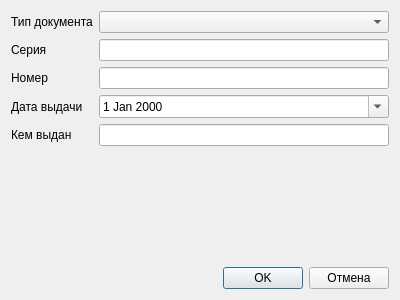
First picture: the form in src/patients/documenteditdialog.ui, repository megakoko/m-system, before the edit.
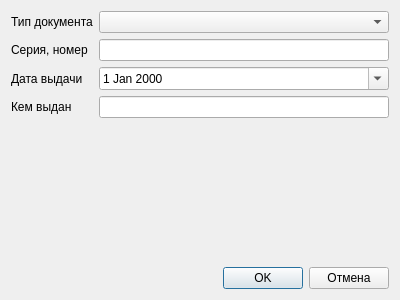
Second picture: the form after the edit.

Patch:
```diff
--- a/src/patients/documenteditdialog.ui
+++ b/src/patients/documenteditdialog.ui
@@ -16,6 +16,9 @@
   <layout class="QVBoxLayout" name="verticalLayout">
    <item>
     <layout class="QFormLayout" name="formLayout">
+     <property name="fieldGrowthPolicy">
+      <enum>QFormLayout::AllNonFixedFieldsGrow</enum>
+     </property>
      <item row="0" column="0">
       <widget class="QLabel" name="label">
        <property name="text">
@@ -29,7 +32,7 @@
      <item row="1" column="0">
       <widget class="QLabel" name="label_2">
        <property name="text">
-        <string>Серия</string>
+        <string>Серия, номер</string>
        </property>
       </widget>
      </item>
@@ -37,33 +40,13 @@
       <widget class="QLineEdit" name="m_serialNumber"/>
      </item>
      <item row="2" column="0">
-      <widget class="QLabel" name="label_3">
-       <property name="text">
-        <string>Номер</string>
-       </property>
-      </widget>
-     </item>
-     <item row="2" column="1">
-      <widget class="QLineEdit" name="m_number"/>
-     </item>
-     <item row="3" column="0">
       <widget class="QLabel" name="label_4">
        <property name="text">
         <string>Дата выдачи</string>
        </property>
       </widget>
      </item>
-     <item row="4" column="0">
-      <widget class="QLabel" name="label_5">
-       <property name="text">
-        <string>Кем выдан</string>
-       </property>
-      </widget>
-     </item>
-     <item row="4" column="1">
-      <widget class="QLineEdit" name="m_givenBy"/>
-     </item>
-     <item row="3" column="1">
+     <item row="2" column="1">
       <widget class="QDateEdit" name="m_date">
        <property name="dateTime">
         <datetime>
@@ -83,6 +66,16 @@
        </property>
       </widget>
      </item>
+     <item row="3" column="0">
+      <widget class="QLabel" name="label_5">
+       <property name="text">
+        <string>Кем выдан</string>
+       </property>
+      </widget>
+     </item>
+     <item row="3" column="1">
+      <widget class="QLineEdit" name="m_givenBy"/>
+     </item>
     </layout>
    </item>
    <item>
```
